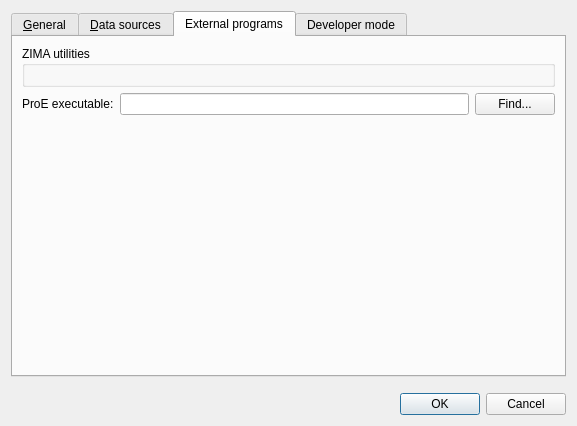
Above: src/settingsdialog.ui from ZIMA-Engineering/ZIMA-CAD-Parts before the change. Below: the same form after it.
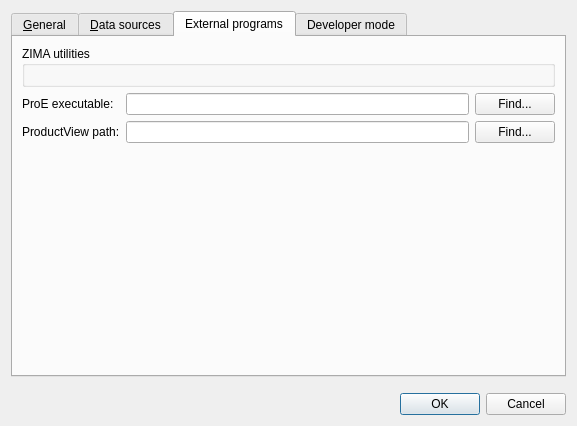
That is the form after the change. The open tabs and pages were chosen to show the change.

Patch:
```diff
--- a/src/settingsdialog.ui
+++ b/src/settingsdialog.ui
@@ -291,28 +291,49 @@
        <string>External programs</string>
       </attribute>
       <layout class="QGridLayout" name="gridLayout_3">
-       <item row="1" column="0" colspan="2">
-        <layout class="QHBoxLayout" name="horizontalLayout">
-         <item>
+       <item row="0" column="0" colspan="3">
+        <widget class="QGroupBox" name="zimaUtilsGroupBox">
+         <property name="title">
+          <string>ZIMA utilities</string>
+         </property>
+         <layout class="QGridLayout" name="gridLayout"/>
+        </widget>
+       </item>
+       <item row="1" column="0">
           <widget class="QLabel" name="label">
            <property name="text">
             <string>ProE executable:</string>
            </property>
           </widget>
          </item>
-         <item>
+       <item row="1" column="1">
           <widget class="QLineEdit" name="proeEdit"/>
          </item>
-         <item>
+       <item row="1" column="2">
           <widget class="QPushButton" name="proeButton">
            <property name="text">
             <string>Find...</string>
            </property>
           </widget>
          </item>
-        </layout>
+       <item row="2" column="0">
+        <widget class="QLabel" name="label_2">
+         <property name="text">
+          <string>ProductView path:</string>
+         </property>
+        </widget>
        </item>
        <item row="2" column="1">
+        <widget class="QLineEdit" name="productViewEdit"/>
+       </item>
+       <item row="2" column="2">
+        <widget class="QPushButton" name="productViewButton">
+         <property name="text">
+          <string>Find...</string>
+         </property>
+        </widget>
+       </item>
+       <item row="3" column="1">
         <spacer name="verticalSpacer_5">
          <property name="orientation">
           <enum>Qt::Vertical</enum>
@@ -325,14 +346,6 @@
          </property>
         </spacer>
        </item>
-       <item row="0" column="0" colspan="2">
-        <widget class="QGroupBox" name="zimaUtilsGroupBox">
-         <property name="title">
-          <string>ZIMA utilities</string>
-         </property>
-         <layout class="QGridLayout" name="gridLayout"/>
-        </widget>
-       </item>
       </layout>
      </widget>
      <widget class="QWidget" name="tab_3">
```
Lines whose indentation alone changed are shown as unchanged.
